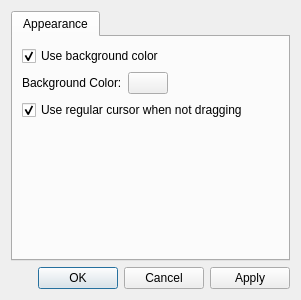
Qt form src/qvoptionsdialog.ui (jurplel/qView) before a commit.
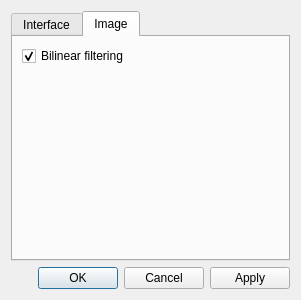
The same form after that commit. The open tabs and pages were chosen to show the change.

What changed in the file:
```diff
--- a/src/qvoptionsdialog.ui
+++ b/src/qvoptionsdialog.ui
@@ -45,7 +45,7 @@
        <enum>Qt::LeftToRight</enum>
       </property>
       <attribute name="title">
-       <string>Appearance</string>
+       <string>Interface</string>
       </attribute>
       <layout class="QFormLayout" name="formLayout">
        <item row="2" column="0">
@@ -118,6 +118,23 @@
        </item>
       </layout>
      </widget>
+     <widget class="QWidget" name="image">
+      <attribute name="title">
+       <string>Image</string>
+      </attribute>
+      <layout class="QFormLayout" name="formLayout_3">
+       <item row="0" column="0">
+        <widget class="QCheckBox" name="filteringCheckbox">
+         <property name="text">
+          <string>Bilinear filtering</string>
+         </property>
+         <property name="checked">
+          <bool>true</bool>
+         </property>
+        </widget>
+       </item>
+      </layout>
+     </widget>
     </widget>
    </item>
    <item>
```
Left out of the diff: 2 changed lines with no effect on the pictures.
